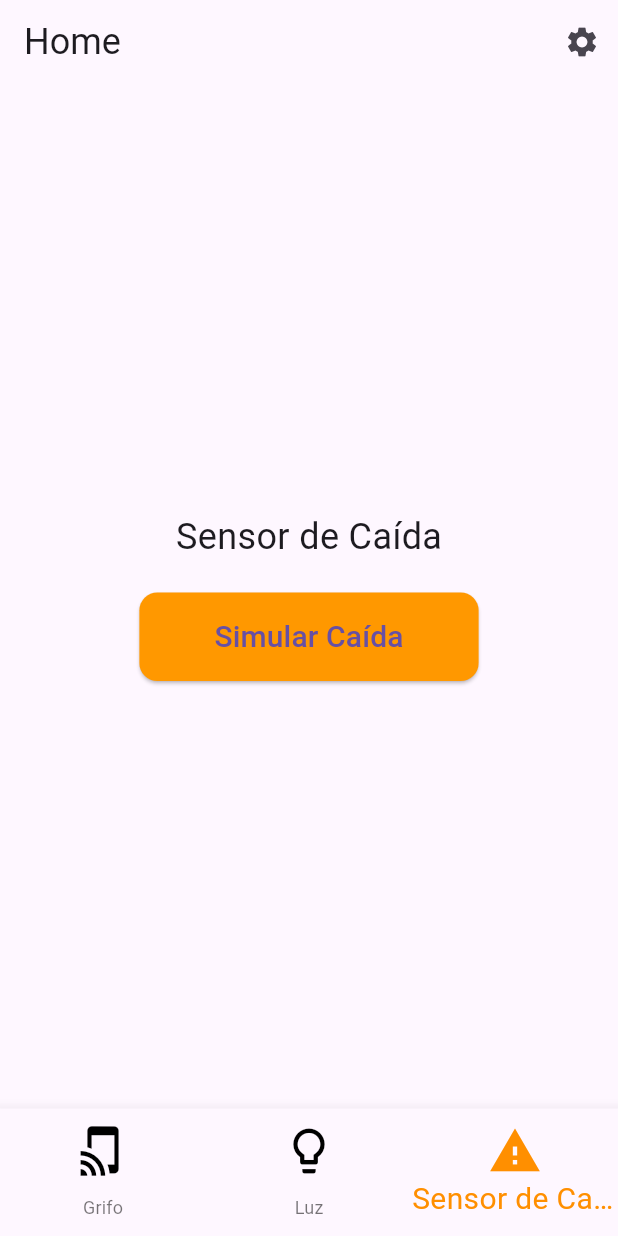
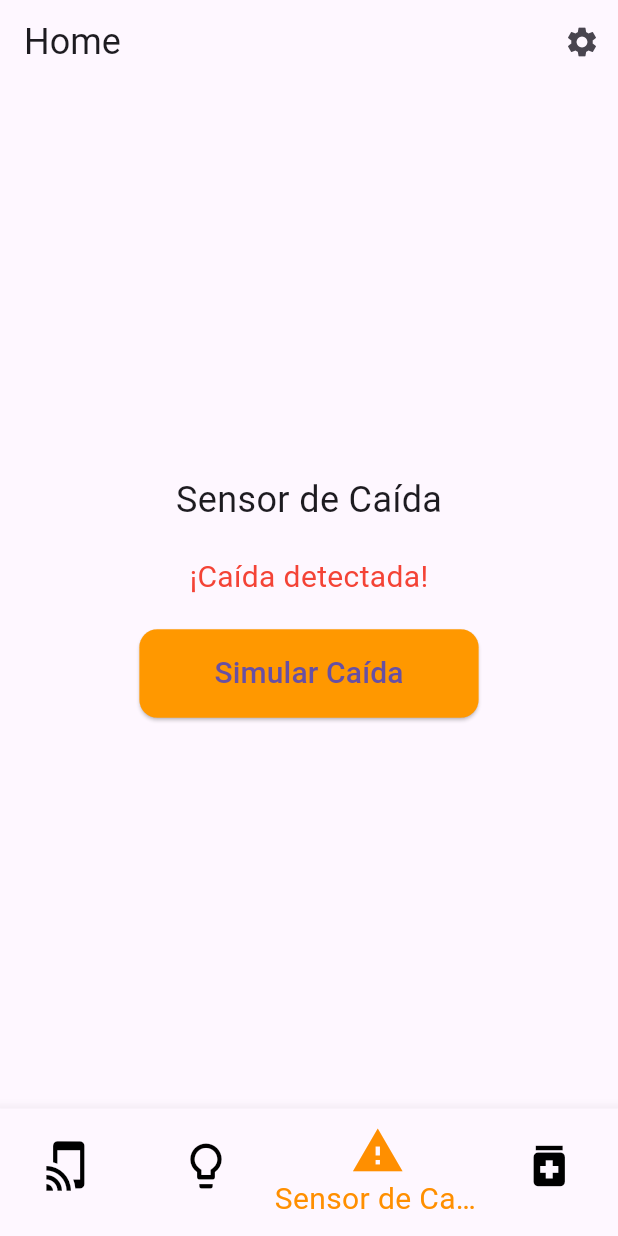
Before and after one commit to lopezpablo21/MET-06, a Flutter app: the HomeScreen screen opened directly with empty values, item 3 of the bottom bar chosen, after a tap on "Simular Caída", on a phone screen of 412 x 824 dp. Run offline on Flutter 3.47's test engine with Material 3 defaults, Android fonts, the phone set to English and light mode, and no system bars; our stand-ins replace firebase_auth, firebase_core, firebase_database; accounts and stored records are empty.

Commit message:
Auth funciona + realtime data base (faucet i fall detection)

```diff
--- a/final_app_group3_V2/lib/Screens/fall_screen.dart
+++ b/final_app_group3_V2/lib/Screens/fall_screen.dart
@@ -1,6 +1,26 @@
 import 'package:flutter/material.dart';
+import 'package:firebase_database/firebase_database.dart';
 
-class FallSensorScreen extends StatelessWidget {
+class FallSensorScreen extends StatefulWidget {
+  @override
+  _FallSensorScreenState createState() => _FallSensorScreenState();
+}
+
+class _FallSensorScreenState extends State<FallSensorScreen> {
+  final DatabaseReference _fallSensorRef = FirebaseDatabase.instance.ref('board/modes/fall');
+  bool _fallDetected = false;
+
+  @override
+  void initState() {
+    super.initState();
+    _fallSensorRef.onValue.listen((event) {
+      final fallDetected = event.snapshot.value as bool;
+      setState(() {
+        _fallDetected = fallDetected;
+      });
+    });
+  }
+
   @override
   Widget build(BuildContext context) {
     return Padding(
@@ -10,9 +30,14 @@ class FallSensorScreen extends StatelessWidget {
         children: [
           Text('Sensor de Caída', style: TextStyle(fontSize: 24)),
           SizedBox(height: 20),
+          _fallDetected
+              ? Text('¡Caída detectada!', style: TextStyle(fontSize: 20, color: Colors.red))
+              : Text('No se detectó ninguna caída', style: TextStyle(fontSize: 20)),
+          SizedBox(height: 20),
           ElevatedButton(
             onPressed: () {
-              // Logic for detecting fall and triggering notification
+              // Lógica para simular caída (por ejemplo, actualizar el valor en la base de datos)
+              _fallSensorRef.set(true);
             },
             child: Text('Simular Caída', style: TextStyle(fontSize: 20)),
             style: ElevatedButton.styleFrom(
--- a/final_app_group3_V2/lib/Screens/faucet_screen.dart
+++ b/final_app_group3_V2/lib/Screens/faucet_screen.dart
@@ -1,5 +1,5 @@
 import 'package:flutter/material.dart';
-import 'dart:async';
+import 'package:firebase_database/firebase_database.dart';
 
 class FaucetScreen extends StatefulWidget {
   @override
@@ -8,10 +8,23 @@ class FaucetScreen extends StatefulWidget {
 
 class _FaucetScreenState extends State<FaucetScreen> {
   double _value = 0.0;
+  final DatabaseReference _faucetRef = FirebaseDatabase.instance.ref('board/modes/faucet');
+
+  void _updateFaucetValue(double value) {
+    _faucetRef.set(value.toInt());
+  }
+
+  void _emergencyStop() {
+    _faucetRef.set(3);
+  }
 
   @override
   Widget build(BuildContext context) {
-    return Padding(
+    return Scaffold(
+      appBar: AppBar(
+        title: Text('Grifo Control', style: TextStyle(fontSize: 24)),
+      ),
+      body: Padding(
         padding: const EdgeInsets.all(16.0),
         child: Column(
           mainAxisAlignment: MainAxisAlignment.center,
@@ -27,13 +40,12 @@ class _FaucetScreenState extends State<FaucetScreen> {
                 setState(() {
                   _value = value;
                 });
+                _updateFaucetValue(value);
               },
             ),
             SizedBox(height: 20),
             ElevatedButton(
-            onPressed: () {
-              // Emergency action
-            },
+              onPressed: _emergencyStop,
               child: Text('Emergency', style: TextStyle(fontSize: 20)),
               style: ElevatedButton.styleFrom(
                 backgroundColor: Colors.red,
@@ -43,22 +55,8 @@ class _FaucetScreenState extends State<FaucetScreen> {
                 ),
               ),
             ),
-          SizedBox(height: 20),
-          ElevatedButton(
-            onPressed: () {
-              setState(() {
-                _value = 0.0;
-              });
-            },
-            child: Text('Stop', style: TextStyle(fontSize: 20)),
-            style: ElevatedButton.styleFrom(
-              padding: EdgeInsets.symmetric(horizontal: 50, vertical: 15),
-              shape: RoundedRectangleBorder(
-                borderRadius: BorderRadius.circular(12),
+          ],
         ),
-            ),
-          ),
-        ],
       ),
     );
   }
--- a/final_app_group3_V2/lib/Screens/light_screen.dart
+++ b/final_app_group3_V2/lib/Screens/light_screen.dart
@@ -1,5 +1,7 @@
 import 'package:flutter/material.dart';
 import 'dart:async';
+
+
 
 class LightScreen extends StatefulWidget {
   @override
--- a/final_app_group3_V2/lib/main.dart
+++ b/final_app_group3_V2/lib/main.dart
@@ -5,14 +5,13 @@ import 'Screens/faucet_screen.dart';
 import 'Screens/light_screen.dart';
 import 'Screens/fall_screen.dart';
 import 'Screens/settings_screen.dart';
+import 'Screens/medicines_screen.dart';
 
 void main() async {
   WidgetsFlutterBinding.ensureInitialized();
   await Firebase.initializeApp();
   runApp(MyApp());
 }
-
-
 
 class MyApp extends StatelessWidget {
   @override
@@ -48,6 +47,7 @@ class _HomeScreenState extends State<HomeScreen> {
     FaucetScreen(),
     LightScreen(),
     FallSensorScreen(),
+    MedicinesScreen(), // Añadir la nueva pantalla a la lista de opciones
   ];
 
   void _onItemTapped(int index) {
@@ -95,6 +95,10 @@ class _HomeScreenState extends State<HomeScreen> {
             icon: Icon(Icons.warning, color: _selectedIndex == 2 ? Colors.amber[800] : Colors.black),
             label: 'Sensor de Caída',
           ),
+          BottomNavigationBarItem(
+            icon: Icon(Icons.medication, color: _selectedIndex == 3 ? Colors.amber[800] : Colors.black),
+            label: 'Medicinas',
+          ),
         ],
         currentIndex: _selectedIndex,
         selectedItemColor: Colors.amber[800],
```
Also changed, not shown: final_app_group3_V2/lib/Screens/medicines_screen.dart (added, +22 -0 lines), final_app_group3_V2/lib/Screens/login_screen.dart (line endings or trailing spaces). Lines whose indentation alone changed are shown as unchanged.
